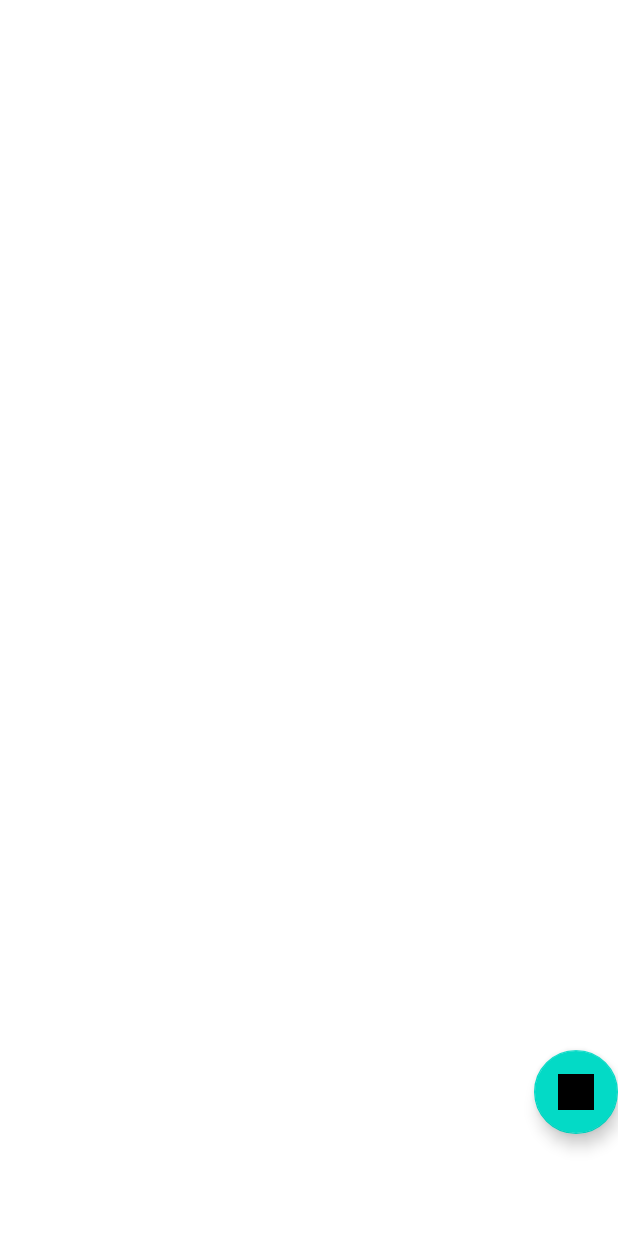
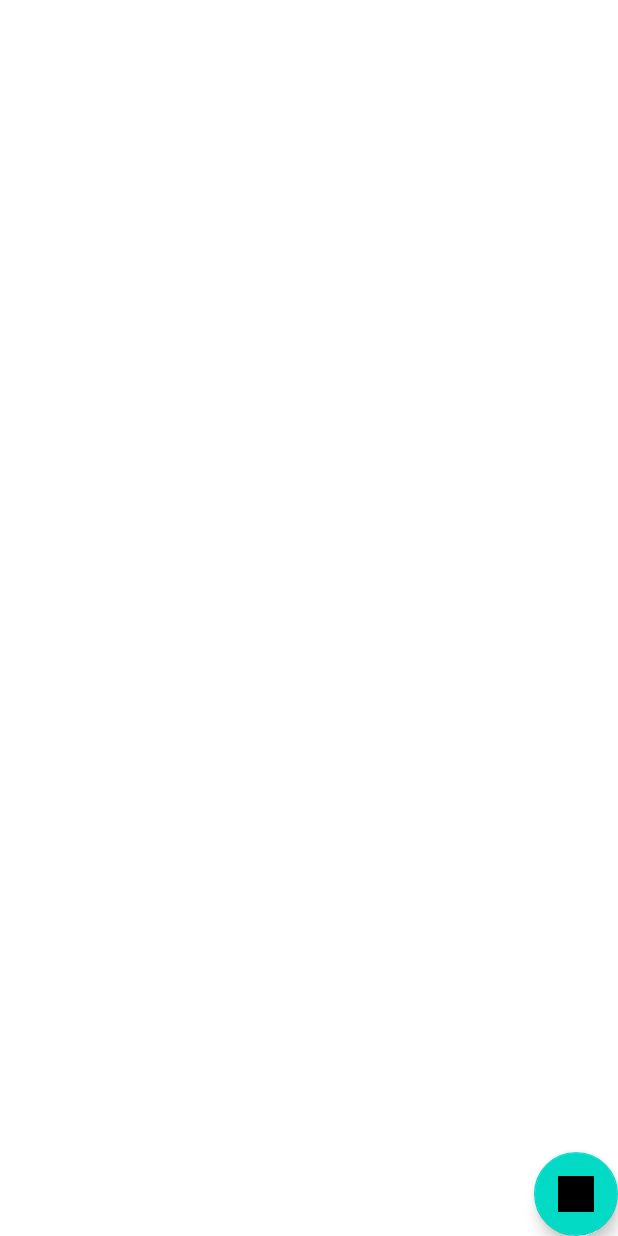
Before and after one commit to Atasayco3/Project_Verbal, an Android app: the layout fragment_quote_list.xml on its own in the app's theme, with its tools: preview values and no code run, on a phone screen of 412 x 824 dp. Run offline under Robolectric (Android 15) with nearby library versions, the phone set to English and light mode, and no system bars.

Commit message:
List of changes: 10/23/25 part 2
- Made FAB sit on top of recycler view

```diff
--- a/app/src/main/res/layout/fragment_quote_list.xml
+++ b/app/src/main/res/layout/fragment_quote_list.xml
@@ -1,21 +1,27 @@
 <?xml version="1.0" encoding="utf-8"?>
-<LinearLayout xmlns:android="http://schemas.android.com/apk/res/android"
+<RelativeLayout xmlns:android="http://schemas.android.com/apk/res/android"
     xmlns:tools="http://schemas.android.com/tools"
     android:layout_width="match_parent"
     android:layout_height="match_parent"
+    xmlns:app="http://schemas.android.com/apk/res-auto"
     tools:context=".ui.QuoteListFragment"
     android:orientation="vertical">
 
     <androidx.recyclerview.widget.RecyclerView
         android:id="@+id/rvQuotes"
         android:layout_width="match_parent"
-        android:layout_height="700dp" />
+        android:layout_height="match_parent"/>
+        <!--android:layout_height="700dp"-->
+
 
     <com.google.android.material.floatingactionbutton.FloatingActionButton
         android:layout_width="wrap_content"
         android:layout_height="wrap_content"
         android:id="@+id/fabAdd"
         android:layout_gravity="end|bottom"
-        android:src="@drawable/ic_launcher_background"/>
+        android:src="@drawable/ic_launcher_background"
+        android:layout_alignParentEnd="true"
+        android:layout_alignParentBottom="true"
+        />
 
-</LinearLayout>
+</RelativeLayout>
```
